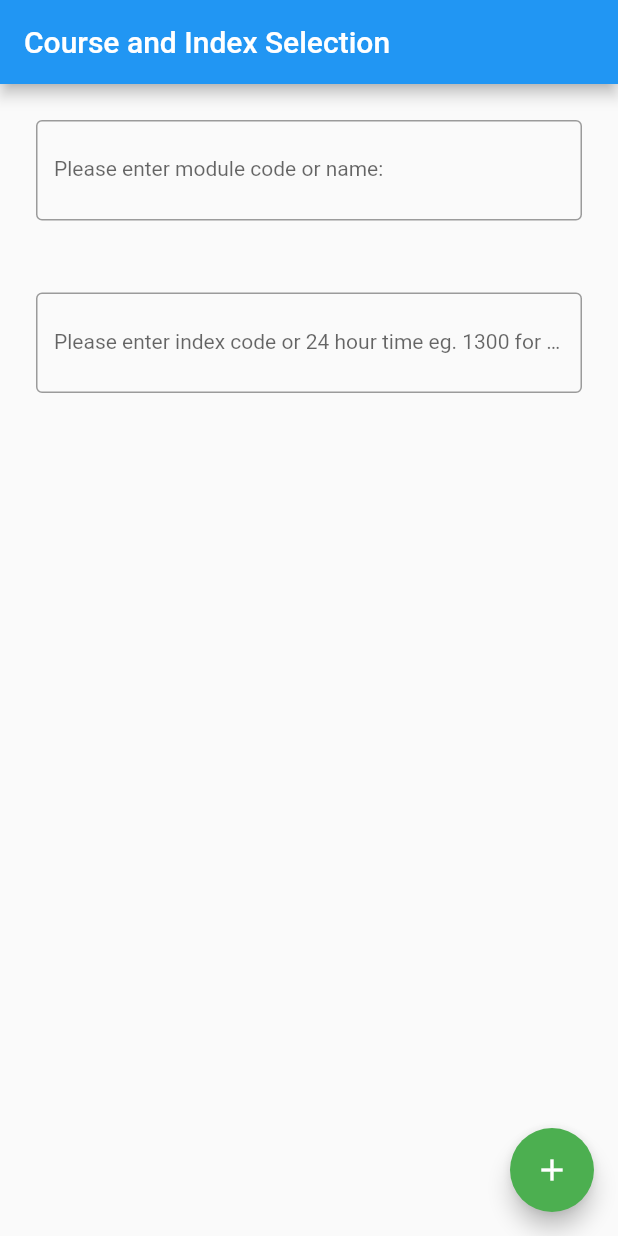
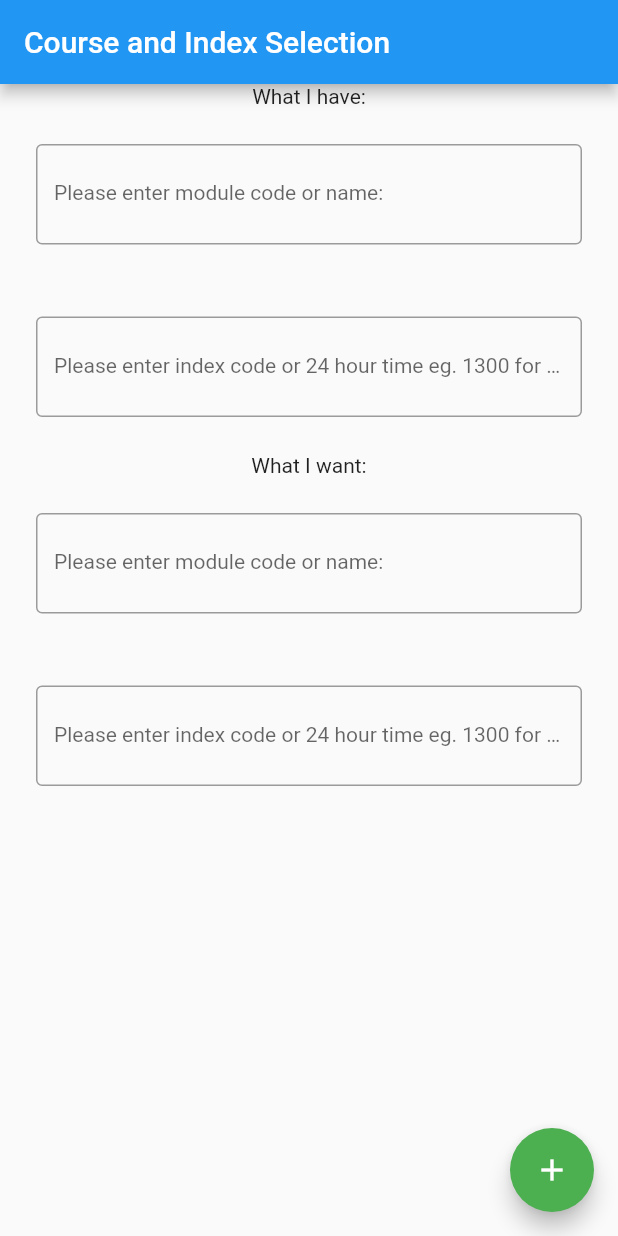
Before and after one commit to NTUEE3080/shijie_app, a Flutter app: the screen it shows after launch, on a phone screen of 412 x 824 dp. Run offline on Flutter 3.47's test engine with Material 2 defaults, Android fonts, the phone set to English and light mode, and no system bars; drawn by our look-alikes of flutter_typeahead.

Commit message:
added ee1003

```diff
--- a/lib/main.dart
+++ b/lib/main_module.dart
@@ -1,7 +1,7 @@
 import 'package:flutter/material.dart';
 import 'package:flutter_typeahead/flutter_typeahead.dart';
 
-import 'dropdown_2.dart';
+import 'Index.dart';
 
 void main() => runApp(AutocompleteExampleApp());
 
@@ -15,8 +15,22 @@ class AutocompleteExampleApp extends StatelessWidget {
         appBar: AppBar(
           title: const Text('Course and Index Selection'),
         ),
-        body: Column(
+        body: SingleChildScrollView(
+          child: Column(
             children: [
+              const Text('What I have:'),
+              Container(
+                padding: const EdgeInsets.all(24.0),
+                //child: Center( // to change alignment, otherwise default at the top
+                child: ModuleAutoComplete(moduleTextController),
+              ),
+              Container(
+                padding: const EdgeInsets.all(24.0),
+                child: Center(
+                child: IndexAutoComplete(),
+              )
+              ),
+              const Text('What I want:'),
               Container(
                 padding: const EdgeInsets.all(24.0),
                 //child: Center( // to change alignment, otherwise default at the top
@@ -29,6 +43,7 @@ class AutocompleteExampleApp extends StatelessWidget {
                 ),
               )
             ],
+          ),
         ),
         floatingActionButton: Visibility(
           visible: true,
@@ -94,9 +109,6 @@ class ModuleAutoComplete extends StatelessWidget {
   // how to convert a single option (User) into display string
   static String _displayStringForOption(User option) =>
       "${option.code} : ${option.name}"; //string interpolation
-
-
-
 
   @override
   Widget build(BuildContext context) {
```
Also changed, not shown: lib/Index.dart (renamed from lib/dropdown_2.dart), 1 other file. Lines whose indentation alone changed are shown as unchanged.
